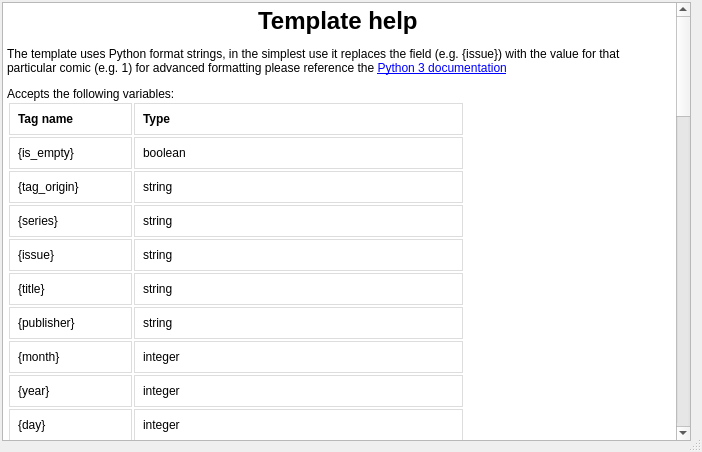
Before: the Qt Designer form comictaggerlib/ui/TemplateHelp.ui in MichaelFitzurka/comictagger, drawn with Qt 5.
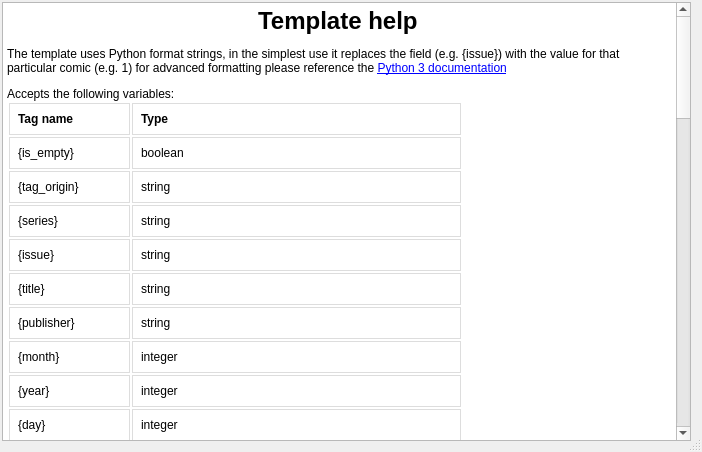
After: the same form once the commit is applied.

Commit message: removing story arc num

```diff
--- a/comictaggerlib/ui/TemplateHelp.ui
+++ b/comictaggerlib/ui/TemplateHelp.ui
@@ -93,7 +93,6 @@
      &lt;tr&gt;&lt;td&gt;{maturity_rating}&lt;/td&gt;&lt;td&gt;string&lt;/td&gt;&lt;/tr&gt;
      &lt;tr&gt;&lt;td&gt;{community_rating}&lt;/td&gt;&lt;td&gt;string&lt;/td&gt;&lt;/tr&gt;
      &lt;tr&gt;&lt;td&gt;{story_arc}&lt;/td&gt;&lt;td&gt;string&lt;/td&gt;&lt;/tr&gt;
-     &lt;tr&gt;&lt;td&gt;{story_arc_number}&lt;/td&gt;&lt;td&gt;string&lt;/td&gt;&lt;/tr&gt;
      &lt;tr&gt;&lt;td&gt;{series_group}&lt;/td&gt;&lt;td&gt;string&lt;/td&gt;&lt;/tr&gt;
      &lt;tr&gt;&lt;td&gt;{scan_info}&lt;/td&gt;&lt;td&gt;string&lt;/td&gt;&lt;/tr&gt;
      &lt;tr&gt;&lt;td&gt;{characters}&lt;/td&gt;&lt;td&gt;string&lt;/td&gt;&lt;/tr&gt;
```
